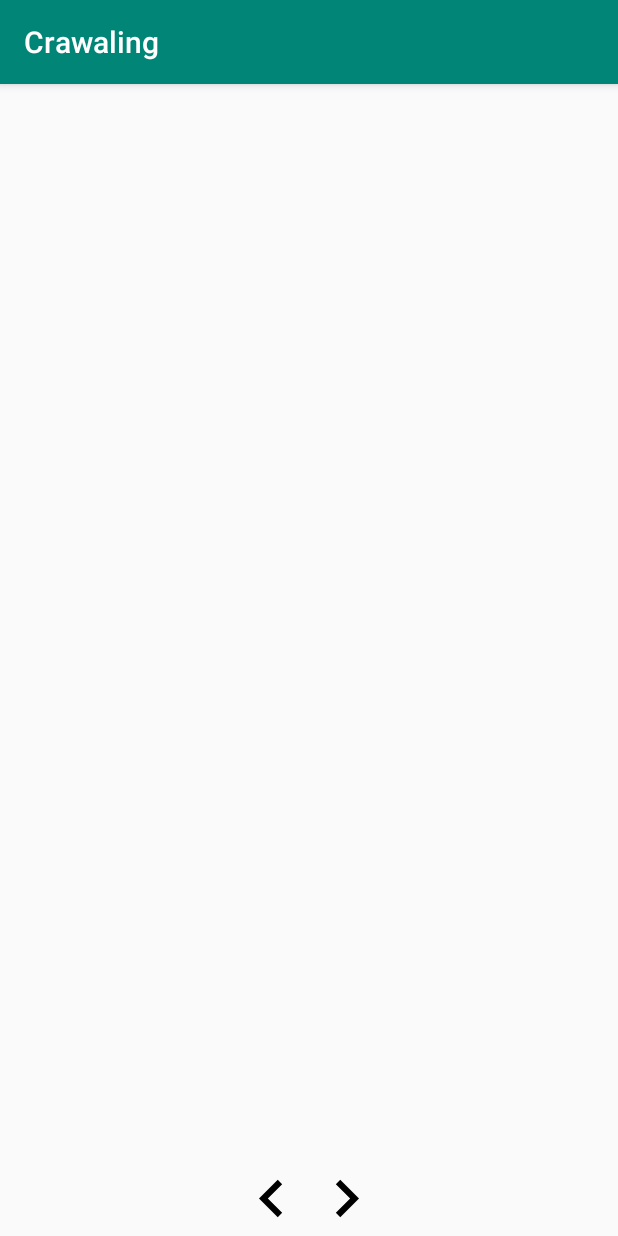
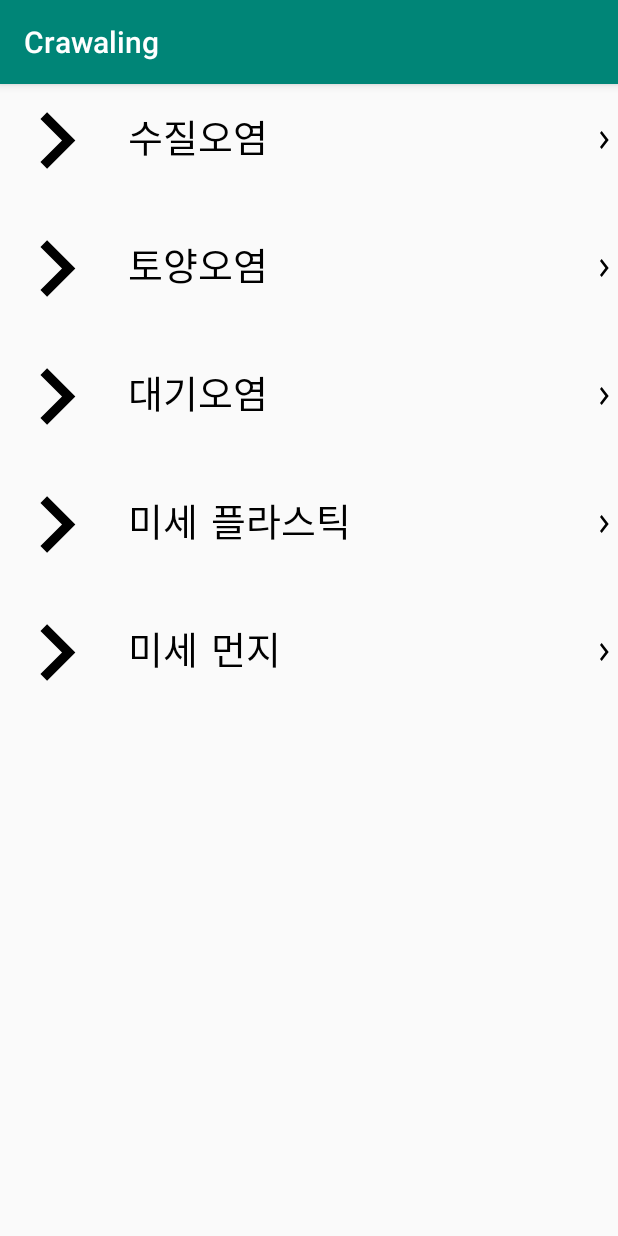
Before and after one commit to dbwnsgur741/NewsParsing, an Android app: the screen it shows after launch (MainActivity before the commit, ListViewActivity after it), on a phone screen of 412 x 824 dp. Run offline under Robolectric (Android 15) with nearby library versions, the phone set to English and light mode, and no system bars.

Commit message:
MainActivity - ListView

```diff
--- /dev/null
+++ b/app/src/main/java/com/example/crawaling/ListViewActivity.java
@@ -0,0 +1,75 @@
+package com.example.crawaling;
+
+import android.content.Intent;
+import android.os.Bundle;
+import android.support.annotation.Nullable;
+import android.support.v7.app.AppCompatActivity;
+import android.view.View;
+import android.widget.AdapterView;
+import android.widget.ListView;
+
+public class ListViewActivity extends AppCompatActivity {
+
+    private ListView mListView;
+
+    @Override
+    protected void onCreate(@Nullable Bundle savedInstanceState) {
+        super.onCreate( savedInstanceState );
+        setContentView( R.layout.activity_listview );
+
+        mListView = findViewById( R.id.listView );
+
+        /* 아이템 추가 및 어댑터 등록 */
+        setAdapter();
+    }
+
+    private void setAdapter(){
+        final ListViewAdapter mListViewAdapter = new ListViewAdapter();
+
+        mListViewAdapter.addItem( "수질오염" );
+        mListViewAdapter.addItem( "토양오염" );
+        mListViewAdapter.addItem( "대기오염" );
+        mListViewAdapter.addItem( "미세 플라스틱" );
+        mListViewAdapter.addItem( "미세 먼지" );
+
+        mListView.setAdapter( mListViewAdapter );
+        mListView.setOnItemClickListener( new AdapterView.OnItemClickListener() {
+            @Override
+            public void onItemClick(AdapterView<?> parent, View view, int position, long id) {
+                Intent intent = null;
+                switch (position){
+                    case 0:
+                        intent = new Intent( getApplicationContext(), MainActivity.class );
+                        intent.putExtra( "index", "수질오염");
+                        startActivity( intent );
+                        finish();
+                        break;
+                    case 1:
+                        intent = new Intent( getApplicationContext(), MainActivity.class );
+                        intent.putExtra( "index", "토양오염");
+                        startActivity( intent );
+                        finish();
+                        break;
+                    case 2:
+                        intent = new Intent( getApplicationContext(), MainActivity.class );
+                        intent.putExtra( "index", "대기오염");
+                        startActivity( intent );
+                        finish();
+                        break;
+                    case 3:
+                        intent = new Intent( getApplicationContext(), MainActivity.class );
+                        intent.putExtra( "index", "미세 플라스틱");
+                        startActivity( intent );
+                        finish();
+                        break;
+                    case 4:
+                        intent = new Intent( getApplicationContext(), MainActivity.class );
+                        intent.putExtra( "index", "미세 먼지");
+                        startActivity( intent );
+                        finish();
+                        break;
+                }
+            }
+        } );
+    }
+}
--- /dev/null
+++ b/app/src/main/java/com/example/crawaling/ListViewAdapter.java
@@ -0,0 +1,58 @@
+package com.example.crawaling;
+
+import android.content.Context;
+import android.view.LayoutInflater;
+import android.view.View;
+import android.view.ViewGroup;
+import android.widget.BaseAdapter;
+import android.widget.ImageView;
+import android.widget.TextView;
+
+import java.util.ArrayList;
+
+public class ListViewAdapter extends BaseAdapter {
+
+    private ArrayList<ListViewItem> mitems = new ArrayList<>(  );
+
+    @Override
+    public int getCount() {
+        return mitems.size();
+    }
+
+    @Override
+    public Object getItem(int position) {
+        return mitems.get(position);
+    }
+
+    @Override
+    public long getItemId(int position) {
+        return 0;
+    }
+
+    @Override
+    public View getView(int position, View convertView, ViewGroup parent) {
+
+        Context context = parent.getContext();
+        if(convertView == null){
+            LayoutInflater inflater = (LayoutInflater)context.getSystemService( Context.LAYOUT_INFLATER_SERVICE );
+            convertView = inflater.inflate( R.layout.listview_custom,parent,false );
+        }
+
+        TextView textView = (TextView) convertView.findViewById( R.id.listView_textView );
+        ImageView imageView = (ImageView)convertView.findViewById( R.id.listView_imageView );
+
+        ListViewItem listViewItem = (ListViewItem) getItem( position );
+
+        textView.setText( listViewItem.getTitle() );
+
+        return convertView;
+    }
+
+    public void addItem(String title){
+        ListViewItem listViewItem = new ListViewItem();
+
+        listViewItem.setTitle(title);
+
+        mitems.add(listViewItem);
+    }
+}
--- /dev/null
+++ b/app/src/main/java/com/example/crawaling/ListViewItem.java
@@ -0,0 +1,14 @@
+package com.example.crawaling;
+
+public class ListViewItem {
+
+    private String title;
+
+    public void setTitle(String title){
+        this.title = title;
+    }
+
+    public String getTitle(){
+        return title;
+    }
+}
--- /dev/null
+++ b/app/src/main/res/layout/activity_listview.xml
@@ -0,0 +1,16 @@
+<?xml version="1.0" encoding="utf-8"?>
+<LinearLayout
+    android:orientation="vertical"
+    xmlns:android="http://schemas.android.com/apk/res/android"
+    android:layout_width="match_parent"
+    android:layout_height="match_parent">
+
+    <ListView
+        android:id="@+id/listView"
+        android:layout_width="match_parent"
+        android:layout_height="match_parent"
+        android:divider="@android:color/transparent"
+        android:dividerHeight="10.0sp">
+    </ListView>
+
+</LinearLayout>
--- /dev/null
+++ b/app/src/main/res/layout/listview_custom.xml
@@ -0,0 +1,40 @@
+<?xml version="1.0" encoding="utf-8"?>
+<LinearLayout xmlns:android="http://schemas.android.com/apk/res/android"
+    android:orientation="horizontal"
+    android:layout_width="match_parent"
+    android:layout_height="match_parent">
+
+    <ImageView
+        android:id="@+id/listView_imageView"
+        android:background="@drawable/ic_chevron_right_black_24dp"
+        android:layout_width="75dp"
+        android:layout_height="75dp" />
+
+    <LinearLayout
+        android:layout_weight="100"
+        android:layout_width="match_parent"
+        android:layout_height="75dp"
+        android:orientation="horizontal">
+
+    <TextView
+        android:layout_weight="80"
+        android:layout_marginTop="15dp"
+        android:layout_marginLeft="10dp"
+        android:textSize="25sp"
+        android:fontFamily="casual"
+        android:textColor="#000000"
+        android:id="@+id/listView_textView"
+        android:layout_width="match_parent"
+        android:layout_height="wrap_content"
+        android:text="contents.." />
+
+        <ImageView
+            android:layout_gravity="center"
+            android:layout_weight="20"
+            android:background="@drawable/ic_chevron_right_black_24dp"
+            android:layout_width="wrap_content"
+            android:layout_height="wrap_content" />
+
+
+    </LinearLayout>
+</LinearLayout>
```
Also changed, not shown: app/src/main/AndroidManifest.xml (+7 -2 lines), app/src/main/java/com/example/crawaling/MainActivity.java (+19 -2 lines).
